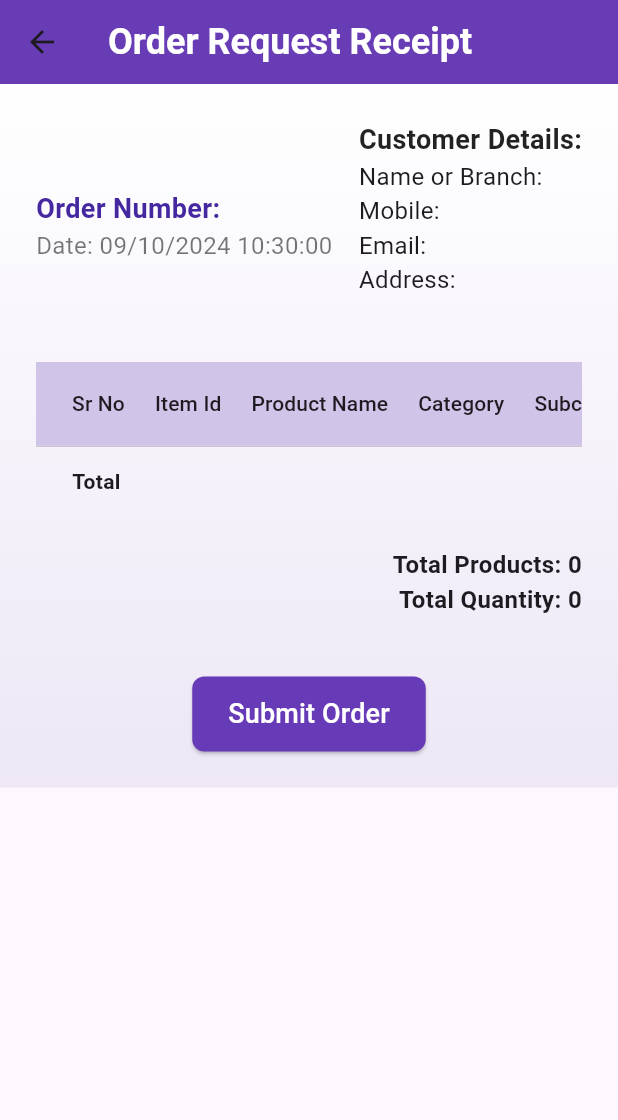
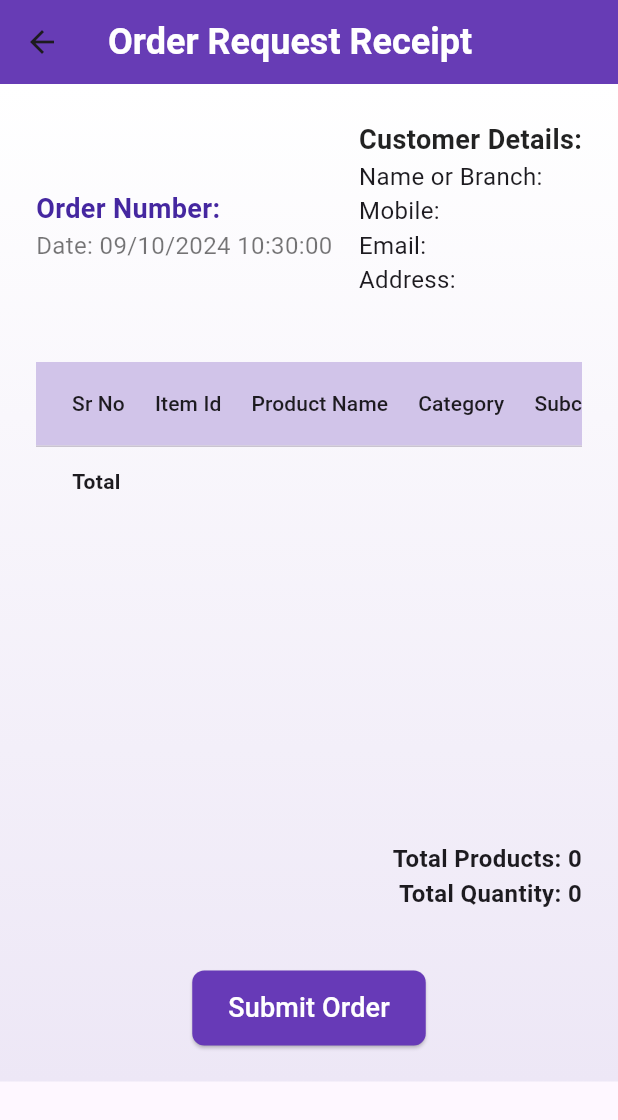
Before and after one commit to ecommbalaji/ecommbalaji.github.io, a Flutter app: the ReceiptPage screen opened directly with empty values, on a phone screen of 412 x 824 dp. Shown: the top 1120 px of the screen. Run offline on Flutter 3.47's test engine with Material 3 defaults, Android fonts, the phone set to English and light mode, and no system bars; our stand-ins replace badges, bloc, cached_network_image, dropdown_button2, flutter_bloc, flutter_dotenv and 2 more; missing offline and left inert: dart:html, flutter_excel, htmltopdfwidgets; network calls fail.

Commit message:
add scroll bar to reciept

```diff
--- a/lib/screens/receipt_page.dart
+++ b/lib/screens/receipt_page.dart
@@ -155,8 +155,12 @@ class ReceiptPage extends StatelessWidget {
 
   Widget _buildOrderItemsTable(List<OrderItem> orderItems, double totalSum) {
     return Center(
+      child: Container(
+        height: 300, // Set a fixed height for the scrollable table
         child: SingleChildScrollView(
-        scrollDirection: Axis.horizontal,
+          scrollDirection: Axis.vertical, // Make the table scroll vertically
+          child: SingleChildScrollView(
+            scrollDirection: Axis.horizontal, // Preserve horizontal scrolling
             child: DataTable(
               columnSpacing: 20,
               headingRowColor: MaterialStateProperty.resolveWith((states) => Colors.deepPurple.shade100),
@@ -206,8 +210,11 @@ class ReceiptPage extends StatelessWidget {
                 ])),
             ),
           ),
+        ),
+      ),
     );
   }
+
 
   Widget _buildFooter(int totalProducts, int totalQuantity) {
     return Align(
```
Lines whose indentation alone changed are shown as unchanged.
